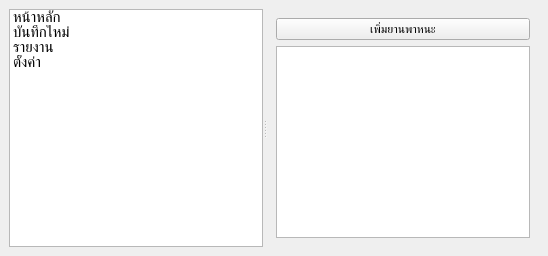
Above: src/views/main_window.ui from xXFirst555Xx/FuelTracker before the change. Below: the same form after it.
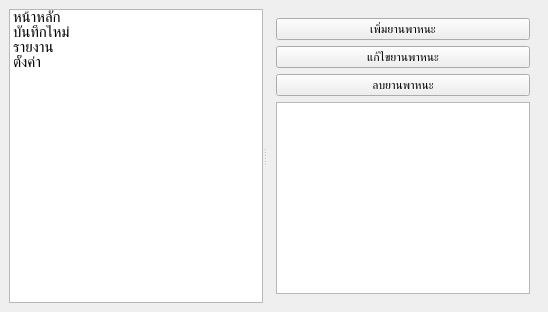
That is the form after the change. Icons and pictures are not drawn.

Commit message: Add vehicle management undo commands

What changed in the file:
```diff
--- a/src/views/main_window.ui
+++ b/src/views/main_window.ui
@@ -79,6 +79,20 @@
            </property>
           </widget>
          </item>
+         <item>
+          <widget class="QPushButton" name="editVehicleButton">
+           <property name="text">
+            <string>แก้ไขยานพาหนะ</string>
+           </property>
+          </widget>
+         </item>
+         <item>
+          <widget class="QPushButton" name="deleteVehicleButton">
+           <property name="text">
+            <string>ลบยานพาหนะ</string>
+           </property>
+          </widget>
+         </item>
          <item>
           <widget class="QListWidget" name="vehicleListWidget"/>
          </item>
```
The commit also changes 3 other files.
